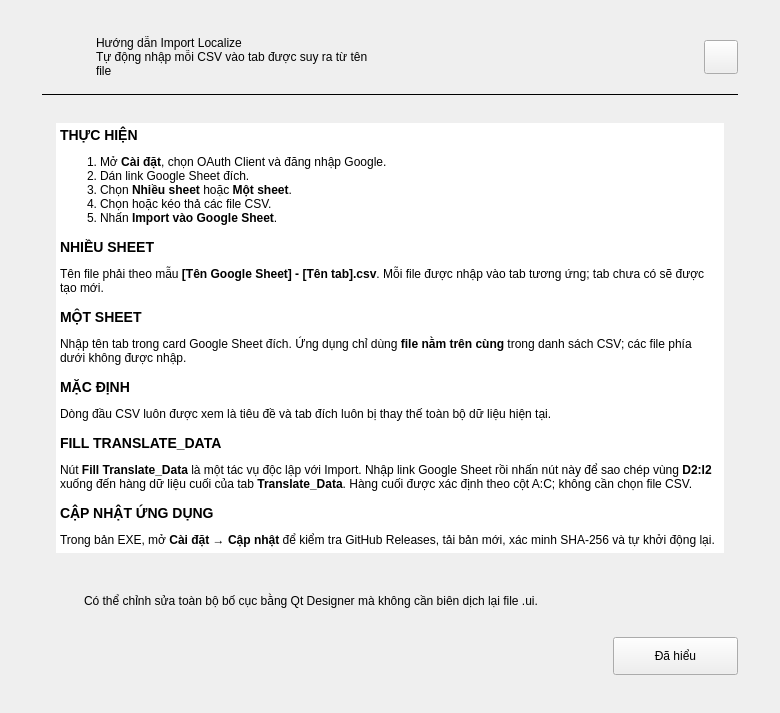
Above: src/import_localize/ui/forms/help_dialog.ui from longnguy3n/Import-Localize before the change. Below: the same form after it.
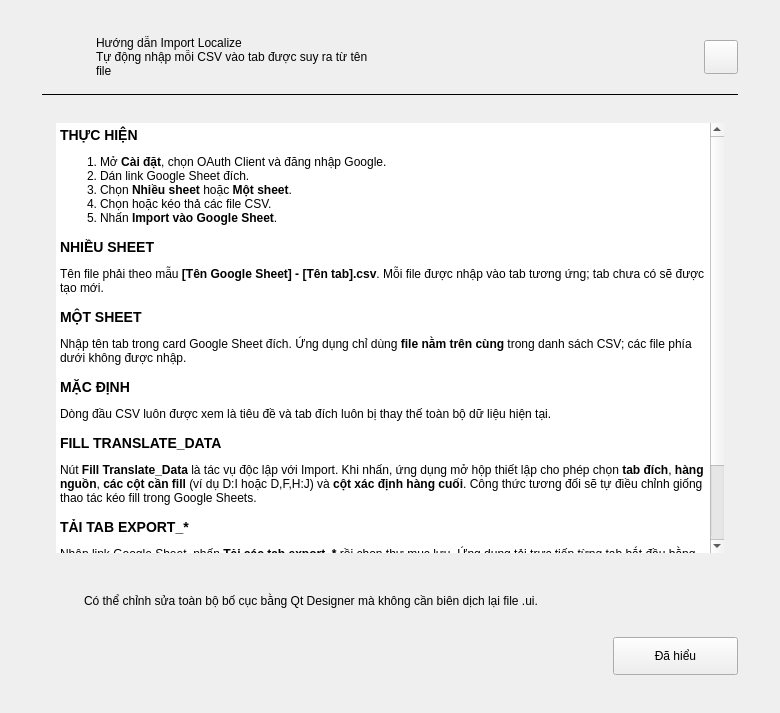
That is the form after the change.

Patch:
```diff
--- a/src/import_localize/ui/forms/help_dialog.ui
+++ b/src/import_localize/ui/forms/help_dialog.ui
@@ -175,7 +175,7 @@
             </size>
            </property>
            <property name="html">
-            <string>&lt;h3&gt;THỰC HIỆN&lt;/h3&gt;&lt;ol&gt;&lt;li&gt;Mở &lt;b&gt;Cài đặt&lt;/b&gt;, chọn OAuth Client và đăng nhập Google.&lt;/li&gt;&lt;li&gt;Dán link Google Sheet đích.&lt;/li&gt;&lt;li&gt;Chọn &lt;b&gt;Nhiều sheet&lt;/b&gt; hoặc &lt;b&gt;Một sheet&lt;/b&gt;.&lt;/li&gt;&lt;li&gt;Chọn hoặc kéo thả các file CSV.&lt;/li&gt;&lt;li&gt;Nhấn &lt;b&gt;Import vào Google Sheet&lt;/b&gt;.&lt;/li&gt;&lt;/ol&gt;&lt;h3&gt;NHIỀU SHEET&lt;/h3&gt;&lt;p&gt;Tên file phải theo mẫu &lt;b&gt;[Tên Google Sheet] - [Tên tab].csv&lt;/b&gt;. Mỗi file được nhập vào tab tương ứng; tab chưa có sẽ được tạo mới.&lt;/p&gt;&lt;h3&gt;MỘT SHEET&lt;/h3&gt;&lt;p&gt;Nhập tên tab trong card Google Sheet đích. Ứng dụng chỉ dùng &lt;b&gt;file nằm trên cùng&lt;/b&gt; trong danh sách CSV; các file phía dưới không được nhập.&lt;/p&gt;&lt;h3&gt;MẶC ĐỊNH&lt;/h3&gt;&lt;p&gt;Dòng đầu CSV luôn được xem là tiêu đề và tab đích luôn bị thay thế toàn bộ dữ liệu hiện tại.&lt;/p&gt;&lt;h3&gt;FILL TRANSLATE_DATA&lt;/h3&gt;&lt;p&gt;Nút &lt;b&gt;Fill Translate_Data&lt;/b&gt; là một tác vụ độc lập với Import. Nhập link Google Sheet rồi nhấn nút này để sao chép vùng &lt;b&gt;D2:I2&lt;/b&gt; xuống đến hàng dữ liệu cuối của tab &lt;b&gt;Translate_Data&lt;/b&gt;. Hàng cuối được xác định theo cột A:C; không cần chọn file CSV.&lt;/p&gt;&lt;h3&gt;CẬP NHẬT ỨNG DỤNG&lt;/h3&gt;&lt;p&gt;Trong bản EXE, mở &lt;b&gt;Cài đặt → Cập nhật&lt;/b&gt; để kiểm tra GitHub Releases, tải bản mới, xác minh SHA-256 và tự khởi động lại.&lt;/p&gt;</string>
+            <string>&lt;h3&gt;THỰC HIỆN&lt;/h3&gt;&lt;ol&gt;&lt;li&gt;Mở &lt;b&gt;Cài đặt&lt;/b&gt;, chọn OAuth Client và đăng nhập Google.&lt;/li&gt;&lt;li&gt;Dán link Google Sheet đích.&lt;/li&gt;&lt;li&gt;Chọn &lt;b&gt;Nhiều sheet&lt;/b&gt; hoặc &lt;b&gt;Một sheet&lt;/b&gt;.&lt;/li&gt;&lt;li&gt;Chọn hoặc kéo thả các file CSV.&lt;/li&gt;&lt;li&gt;Nhấn &lt;b&gt;Import vào Google Sheet&lt;/b&gt;.&lt;/li&gt;&lt;/ol&gt;&lt;h3&gt;NHIỀU SHEET&lt;/h3&gt;&lt;p&gt;Tên file phải theo mẫu &lt;b&gt;[Tên Google Sheet] - [Tên tab].csv&lt;/b&gt;. Mỗi file được nhập vào tab tương ứng; tab chưa có sẽ được tạo mới.&lt;/p&gt;&lt;h3&gt;MỘT SHEET&lt;/h3&gt;&lt;p&gt;Nhập tên tab trong card Google Sheet đích. Ứng dụng chỉ dùng &lt;b&gt;file nằm trên cùng&lt;/b&gt; trong danh sách CSV; các file phía dưới không được nhập.&lt;/p&gt;&lt;h3&gt;MẶC ĐỊNH&lt;/h3&gt;&lt;p&gt;Dòng đầu CSV luôn được xem là tiêu đề và tab đích luôn bị thay thế toàn bộ dữ liệu hiện tại.&lt;/p&gt;&lt;h3&gt;FILL TRANSLATE_DATA&lt;/h3&gt;&lt;p&gt;Nút &lt;b&gt;Fill Translate_Data&lt;/b&gt; là tác vụ độc lập với Import. Khi nhấn, ứng dụng mở hộp thiết lập cho phép chọn &lt;b&gt;tab đích&lt;/b&gt;, &lt;b&gt;hàng nguồn&lt;/b&gt;, &lt;b&gt;các cột cần fill&lt;/b&gt; (ví dụ D:I hoặc D,F,H:J) và &lt;b&gt;cột xác định hàng cuối&lt;/b&gt;. Công thức tương đối sẽ tự điều chỉnh giống thao tác kéo fill trong Google Sheets.&lt;/p&gt;&lt;h3&gt;TẢI TAB EXPORT_*&lt;/h3&gt;&lt;p&gt;Nhập link Google Sheet, nhấn &lt;b&gt;Tải các tab export_*&lt;/b&gt; rồi chọn thư mục lưu. Ứng dụng tải trực tiếp từng tab bắt đầu bằng &lt;b&gt;export_&lt;/b&gt; và đặt tên &lt;b&gt;[Tên Google Sheet] - [Tên tab].csv&lt;/b&gt;.&lt;/p&gt;&lt;h3&gt;CẬP NHẬT ỨNG DỤNG&lt;/h3&gt;&lt;p&gt;Trong bản EXE, mở &lt;b&gt;Cài đặt → Cập nhật&lt;/b&gt; để kiểm tra GitHub Releases, tải bản mới, xác minh SHA-256 và tự khởi động lại.&lt;/p&gt;</string>
            </property>
            <property name="openExternalLinks">
             <bool>true</bool>
```
